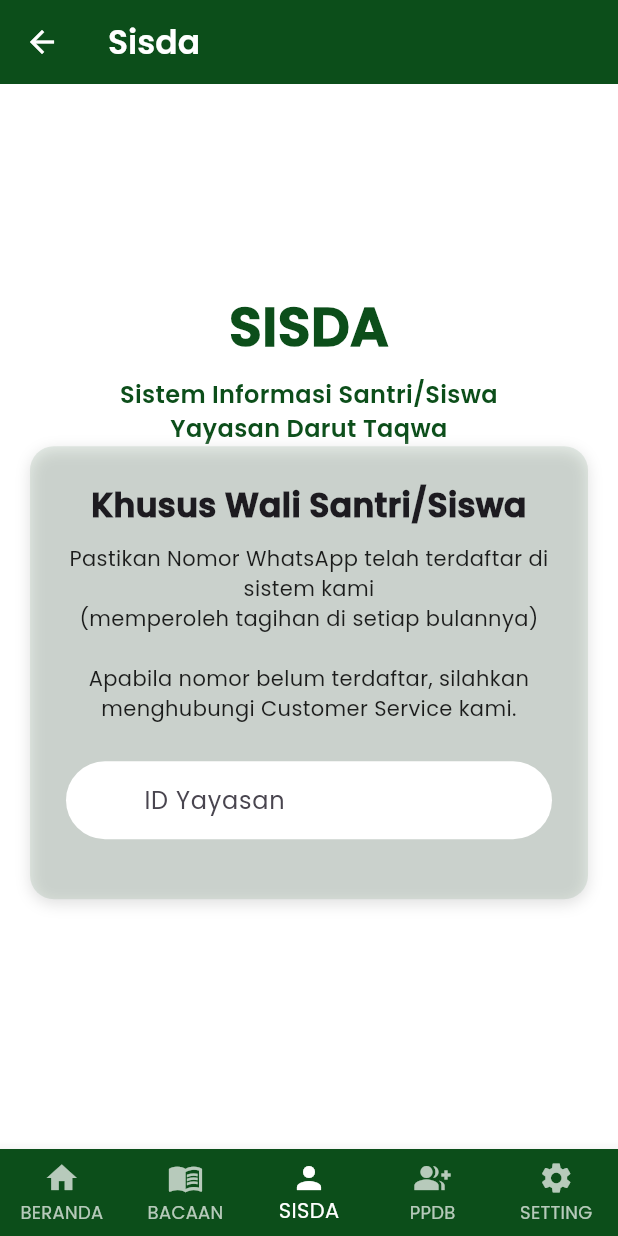
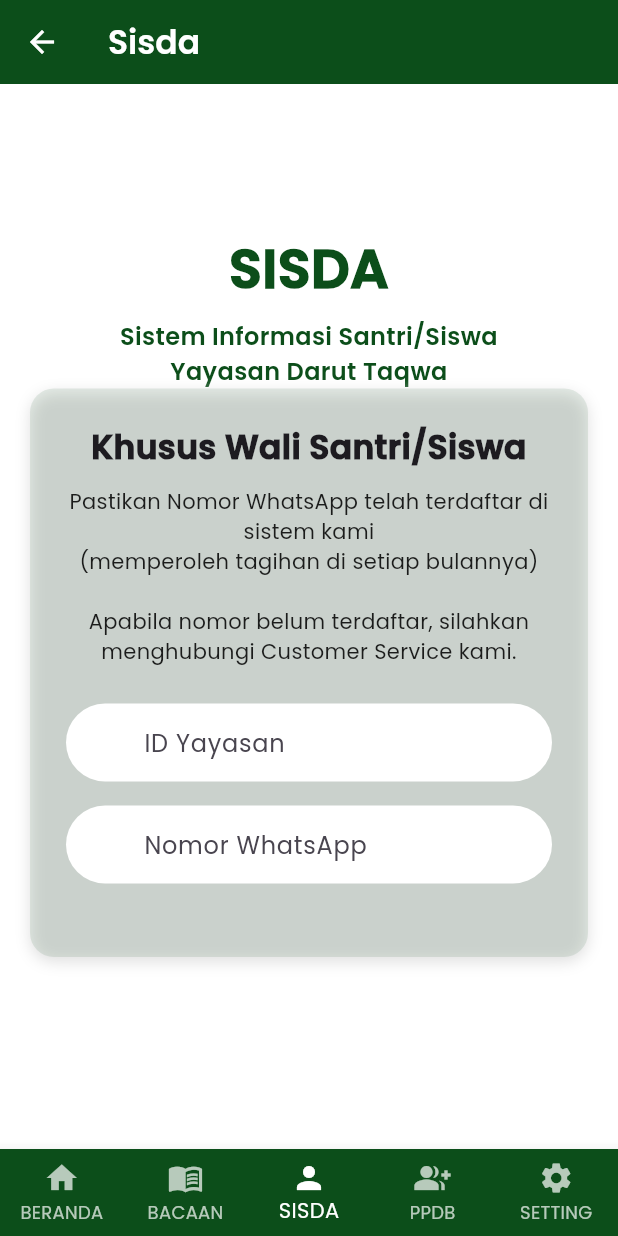
Before and after one commit to danavaaa/ngalah_mobile, a Flutter app: the screen it shows after launch, item 3 of the bottom bar chosen, on a phone screen of 412 x 824 dp. Run offline on Flutter 3.47's test engine with Material 3 defaults, Android fonts, the phone set to English and light mode, and no system bars; our stand-ins replace dio, flutter_svg, shared_preferences.

Commit message:
nomor whatsapp

```diff
--- a/lib/ui/screens/sisda_screen.dart
+++ b/lib/ui/screens/sisda_screen.dart
@@ -5,6 +5,7 @@
 
   final _formKey = GlobalKey<FormState>();
   final _idController = TextEditingController();
+  final _waController = TextEditingController();
 
   @override
   Widget build(BuildContext context) {
@@ -126,6 +127,37 @@
                         },
                       ),
                       const SizedBox(height: 16),
+
+                      // Nomor WhatsApp
+                      TextFormField(
+                        controller: _waController,
+                        keyboardType: TextInputType.phone,
+                        decoration: InputDecoration(
+                          prefixIcon: const Icon(
+                            Icons.phone,
+                            color: Colors.white,
+                          ),
+                          hintText: "Nomor WhatsApp",
+                          filled: true,
+                          fillColor: Colors.white,
+                          prefixIconColor: green, // warna ikon
+                          contentPadding: const EdgeInsets.symmetric(
+                            horizontal: 20,
+                            vertical: 14,
+                          ),
+                          border: OutlineInputBorder(
+                            borderRadius: BorderRadius.circular(40),
+                            borderSide: BorderSide.none,
+                          ),
+                        ),
+                        validator: (value) {
+                          if (value == null || value.isEmpty) {
+                            return "Masukkan nomor WhatsApp";
+                          }
+                          return null;
+                        },
+                      ),
+                      const SizedBox(height: 25),
                     ],
                   ),
                 ),
```
